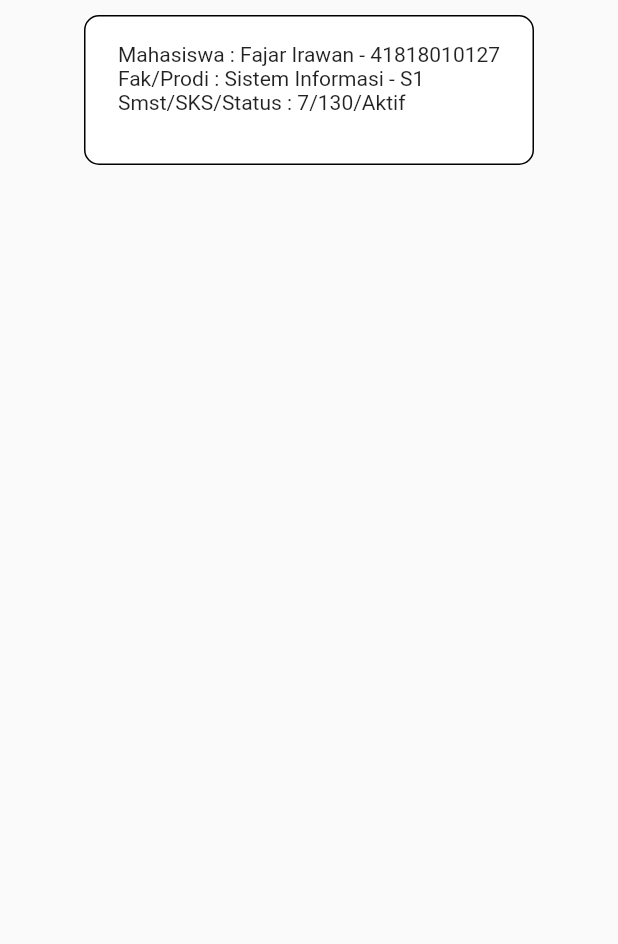
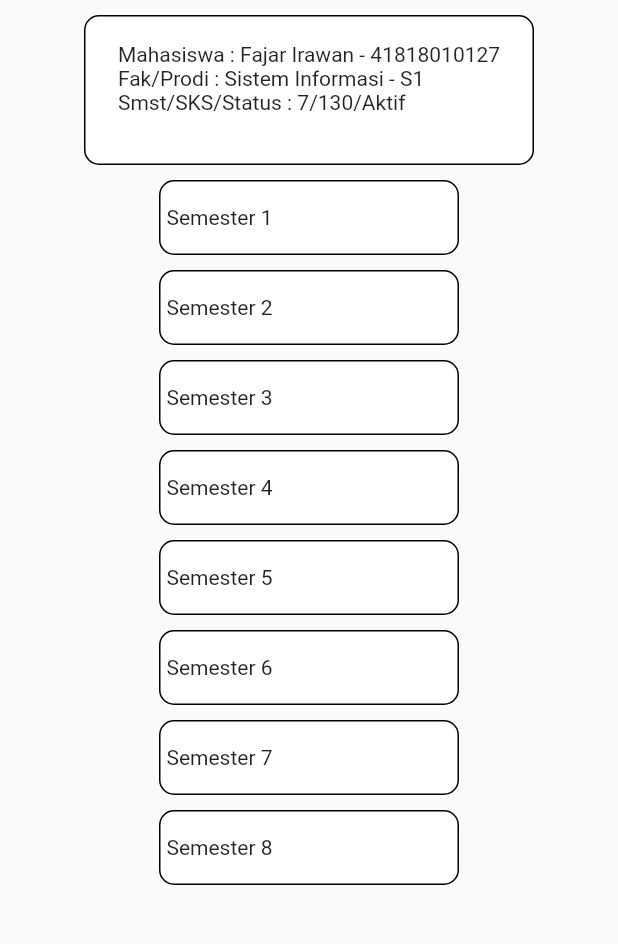
Before and after one commit to frwnn/performance_tracking, a Flutter app: the screen it shows after launch, on a phone screen of 412 x 824 dp, the part 84-1028 px from its top. Run offline on Flutter 3.47's test engine with Material 2 defaults, Android fonts, the light colour scheme and no system bars.

Commit message:
Gabung class

```diff
--- a/lib/performance/widget/performancepage.dart
+++ b/lib/performance/widget/performancepage.dart
@@ -24,8 +24,13 @@ class PerformancePage extends StatelessWidget {
           ],
         ),
       ),
-      body: identitas(),
-      // Semester(),
+      body: Column(
+        children: [
+          identitas(),
+          Semester(),
+        ],
+      ),
+      //
     );
   }
 }
--- a/lib/performance/widget/semester.dart
+++ b/lib/performance/widget/semester.dart
@@ -11,6 +11,8 @@ class Semester extends StatelessWidget {
       child: Padding(
           padding: const EdgeInsets.only(top: 10),
           child: ListView.separated(
+            shrinkWrap: true,
+            physics: NeverScrollableScrollPhysics(),
             separatorBuilder: (context, index) {
               return Container(
                 height: 10,
```
